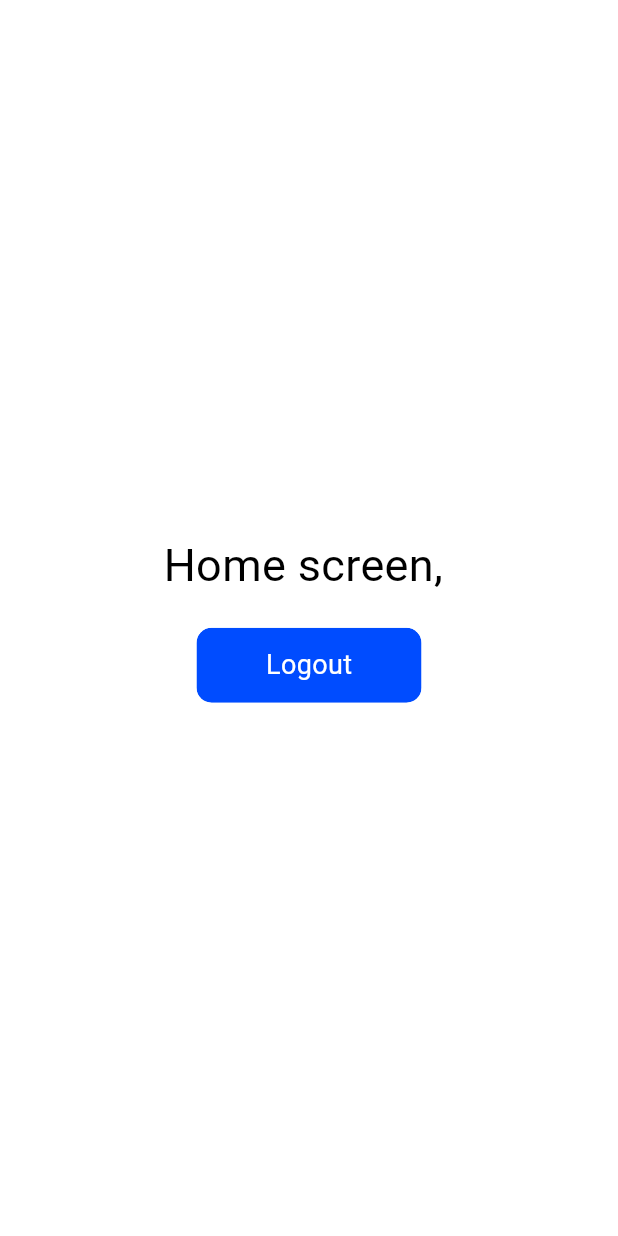
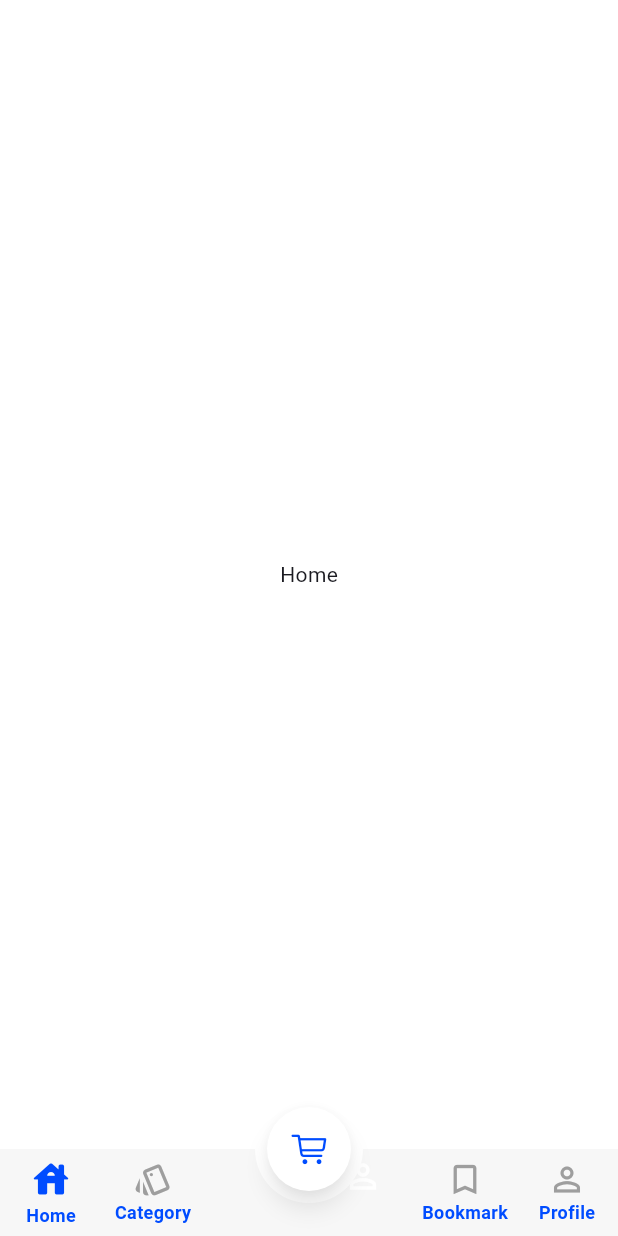
Before and after one commit to mananKoyawala/shoppe, a Flutter app: the screen it shows after launch, after a tap on "Continue", on a phone screen of 412 x 824 dp. Run offline on Flutter 3.47's test engine with Material 3 defaults, Android fonts, the phone set to English and light mode, and no system bars; drawn by our look-alikes of stylish_bottom_bar; our stand-ins replace dio, dots_indicator, flutter_dotenv, flutter_easyloading, flutter_svg, fluttertoast and 2 more.

Commit message:
dashboard completed

```diff
--- a/lib/core/constants/app_strings.dart
+++ b/lib/core/constants/app_strings.dart
@@ -48,6 +48,13 @@ class AppStrings {
   static const String dob = "Date of birth";
   static const String pin_code = "Pincode";
 
+  // * Dashboard
+  static const String home = "Home";
+  static const String category = "Category";
+  static const String cart = "Cart";
+  static const String bookmark = "Bookmark";
+  static const String profile = "Profile";
+
   // * Textfield error message
   static const String err_email = "Please enter valid email";
   static const String err_password = "Please match password criteria ";
--- a/lib/core/constants/providers.dart
+++ b/lib/core/constants/providers.dart
@@ -1,5 +1,6 @@
 import 'package:provider/provider.dart';
 import 'package:provider/single_child_widget.dart';
+import 'package:shoppe/viewmodels/dashboard_viewmodel.dart';
 import 'package:shoppe/viewmodels/onboarding_viewmodel.dart';
 import 'package:shoppe/viewmodels/sigin_viewmodel.dart';
 import 'package:shoppe/viewmodels/signup_viewmodel.dart';
@@ -17,6 +18,7 @@ class MyProviders {
       ChangeNotifierProvider(create: (_) => VerifyOtpViewModel()),
       ChangeNotifierProvider(create: (_) => SignupViewModel()),
       ChangeNotifierProvider(create: (_) => UserProfileViewModel()),
+      ChangeNotifierProvider(create: (_) => DashboardViewModel()),
     ];
   }
 }
--- a/lib/router/routes.dart
+++ b/lib/router/routes.dart
@@ -1,4 +1,5 @@
 import 'package:go_router/go_router.dart';
+import 'package:shoppe/view/dashboard/dashboard_screen.dart';
 import 'package:shoppe/view/home/home_screen.dart';
 import 'package:shoppe/view/onboarding/on_boarding_screen.dart';
 import 'package:shoppe/view/signin/signin_screen.dart';
@@ -51,5 +52,10 @@ final GoRouter router = GoRouter(
         );
       },
     ),
+    GoRoute(
+      path: "/dashboard",
+      name: "dashboard",
+      builder: (context, state) => DashboardScreen(),
+    ),
   ],
 );
--- /dev/null
+++ b/lib/view/dashboard/dashboard_screen.dart
@@ -0,0 +1,116 @@
+import 'package:flutter/cupertino.dart';
+import 'package:provider/provider.dart';
+import 'package:shoppe/core/constants/app_colors.dart';
+import 'package:shoppe/core/package/package_export.dart';
+import 'package:shoppe/viewmodels/dashboard_viewmodel.dart';
+import 'package:stylish_bottom_bar/stylish_bottom_bar.dart';
+
+class DashboardScreen extends StatelessWidget {
+  const DashboardScreen({super.key});
+
+  @override
+  Widget build(BuildContext context) {
+    final controller = context.read<DashboardViewModel>();
+    return Scaffold(
+      backgroundColor: Colors.white,
+      extendBody: true,
+      bottomNavigationBar: Consumer<DashboardViewModel>(
+        builder: (context, value, child) {
+          return StylishBottomBar(
+            backgroundColor: const Color.fromARGB(8, 0, 0, 0),
+            option: AnimatedBarOptions(iconStyle: IconStyle.animated),
+            elevation: 0,
+            items: [
+              BottomBarItem(
+                icon: const Icon(Icons.house_outlined),
+                selectedIcon: Icon(
+                  Icons.house_rounded,
+                  color: AppColors.primaryColor,
+                ),
+                unSelectedColor: Colors.grey,
+                title: text(
+                  text: AppStrings.home,
+                  fontSize: 12,
+                  textColor: AppColors.primaryColor,
+                  fontWeight: 7,
+                ),
+              ),
+              BottomBarItem(
+                icon: Icon(Icons.style_outlined),
+                selectedIcon: Icon(Icons.style, color: AppColors.primaryColor),
+                title: text(
+                  text: AppStrings.category,
+                  fontSize: 12,
+                  textColor: AppColors.primaryColor,
+                  fontWeight: 7,
+                ),
+              ),
+              BottomBarItem(
+                icon: const Icon(Icons.person_outline),
+                selectedIcon: const Icon(Icons.person),
+                selectedColor: Colors.white,
+                unSelectedColor: Colors.white,
+                title: const Text(''),
+              ),
+              BottomBarItem(
+                icon: const Icon(Icons.bookmark_outline),
+                selectedIcon: Icon(
+                  Icons.bookmark,
+                  color: AppColors.primaryColor,
+                ),
+                title: text(
+                  text: AppStrings.bookmark,
+                  fontSize: 12,
+                  textColor: AppColors.primaryColor,
+                  fontWeight: 7,
+                ),
+              ),
+              BottomBarItem(
+                icon: const Icon(Icons.person_outline),
+                selectedIcon: Icon(Icons.person, color: AppColors.primaryColor),
+                title: text(
+                  text: AppStrings.profile,
+                  fontSize: 12,
+                  textColor: AppColors.primaryColor,
+                  fontWeight: 7,
+                ),
+              ),
+            ],
+
+            hasNotch: true,
+            fabLocation: StylishBarFabLocation.center,
+            currentIndex: value.index,
+            notchStyle: NotchStyle.circle,
+            onTap: (index) => controller.changeIndex(index),
+          );
+        },
+      ),
+      floatingActionButton: Consumer<DashboardViewModel>(
+        builder: (context, value, child) {
+          return FloatingActionButton(
+            onPressed: () => controller.changeShowCart(2),
+            backgroundColor: Colors.white,
+            shape: CircleBorder(),
+            child: Icon(
+              value.showCart ? CupertinoIcons.cart_fill : CupertinoIcons.cart,
+              color: AppColors.primaryColor,
+            ),
+          );
+        },
+      ),
+      floatingActionButtonLocation: FloatingActionButtonLocation.centerDocked,
+      body: SafeArea(
+        child: PageView(
+          controller: controller.pageController,
+          children: const [
+            Center(child: Text(AppStrings.home)),
+            Center(child: Text(AppStrings.category)),
+            Center(child: Text(AppStrings.cart)),
+            Center(child: Text(AppStrings.bookmark)),
+            Center(child: Text(AppStrings.profile)),
+          ],
+        ),
+      ),
+    );
+  }
+}
--- /dev/null
+++ b/lib/viewmodels/dashboard_viewmodel.dart
@@ -0,0 +1,28 @@
+import 'package:shoppe/core/package/package_export.dart';
+
+class DashboardViewModel extends ChangeNotifier {
+  int index = 0;
+  bool showCart = false;
+  final pageController = PageController();
+
+  changeIndex(int value) {
+    index = value;
+    pageController.jumpToPage(index);
+    showCart = false;
+    notifyListeners();
+  }
+
+  changeShowCart(int indexValue) {
+    showCart = true;
+    index = indexValue;
+    pageController.jumpToPage(index);
+    notifyListeners();
+  }
+
+  resetAll() {
+    index = 0;
+    showCart = false;
+    pageController.dispose();
+    notifyListeners();
+  }
+}
--- a/lib/viewmodels/onboarding_viewmodel.dart
+++ b/lib/viewmodels/onboarding_viewmodel.dart
@@ -17,7 +17,7 @@ class OnBoardingViewModel extends ChangeNotifier {
     if (!await AppPreferences.getUserLogin()) {
       if (context.mounted) context.go("/welcome");
     } else {
-      if (context.mounted) context.go("/home");
+      if (context.mounted) context.go("/dashboard");
     }
   }
 }
--- a/lib/viewmodels/sigin_viewmodel.dart
+++ b/lib/viewmodels/sigin_viewmodel.dart
@@ -76,7 +76,7 @@ class SigninViewModel extends ChangeNotifier {
       );
       await _setPreferenceData(userData);
       toast(AppStrings.user_login_success);
-      if (context.mounted) context.go("/home");
+      if (context.mounted) context.go("/dashboard");
       printDebug(userData.user_profile.access_token);
     } catch (e) {
       toast(AppStrings.unable_to_login);
--- a/lib/viewmodels/splash_viewmodel.dart
+++ b/lib/viewmodels/splash_viewmodel.dart
@@ -17,7 +17,7 @@ class SplashViewModel extends ChangeNotifier {
           context,
         );
         if (dataLoaded) {
-          if (context.mounted) context.go("/home");
+          if (context.mounted) context.go("/dashboard");
         } else {
           if (context.mounted) context.go("/signin");
         }
--- a/lib/viewmodels/verify_otp_viewmodel.dart
+++ b/lib/viewmodels/verify_otp_viewmodel.dart
@@ -43,7 +43,7 @@ class VerifyOtpViewModel extends ChangeNotifier {
             response?.data["data"]["user_profile"],
           );
           await setUserPreferenceData(user_profile);
-          if (context.mounted) context.go("/home");
+          if (context.mounted) context.go("/dashboard");
         }
       }
       AppLoader.dismissLoader();
--- a/pubspec.yaml
+++ b/pubspec.yaml
@@ -26,6 +26,7 @@ dependencies:
   flutter_dotenv: ^5.2.1
   pin_code_fields: ^8.0.1
   intl: ^0.20.2
+  stylish_bottom_bar: ^1.1.1
 
 flutter_launcher_icons:
   android: "launcher_icon"
```
Also changed, not shown: pubspec.lock.
